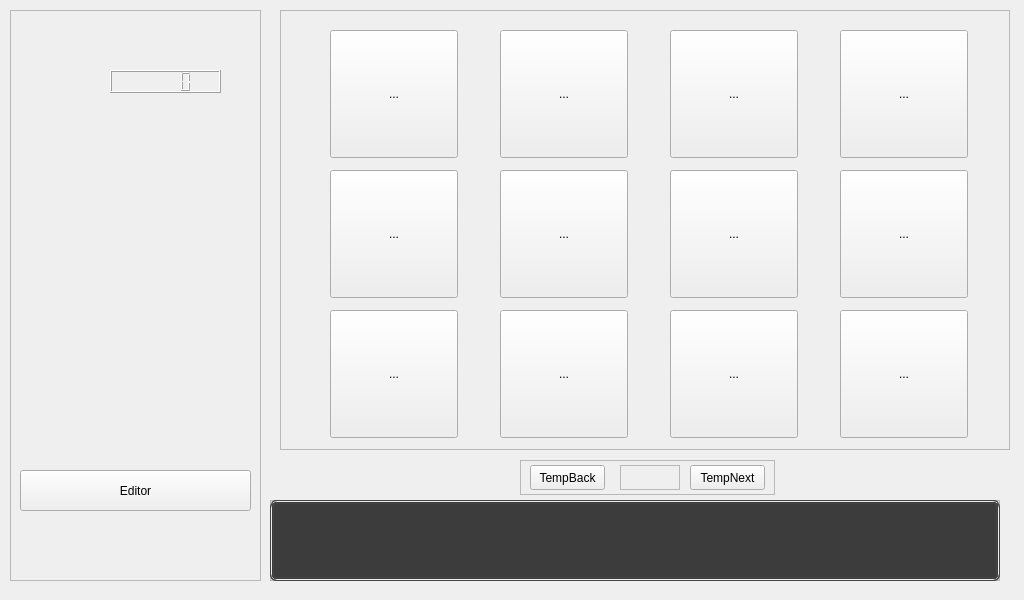
Qt form comrado3.ui (Einthel/El_GUI_COMRADO3) before a commit.
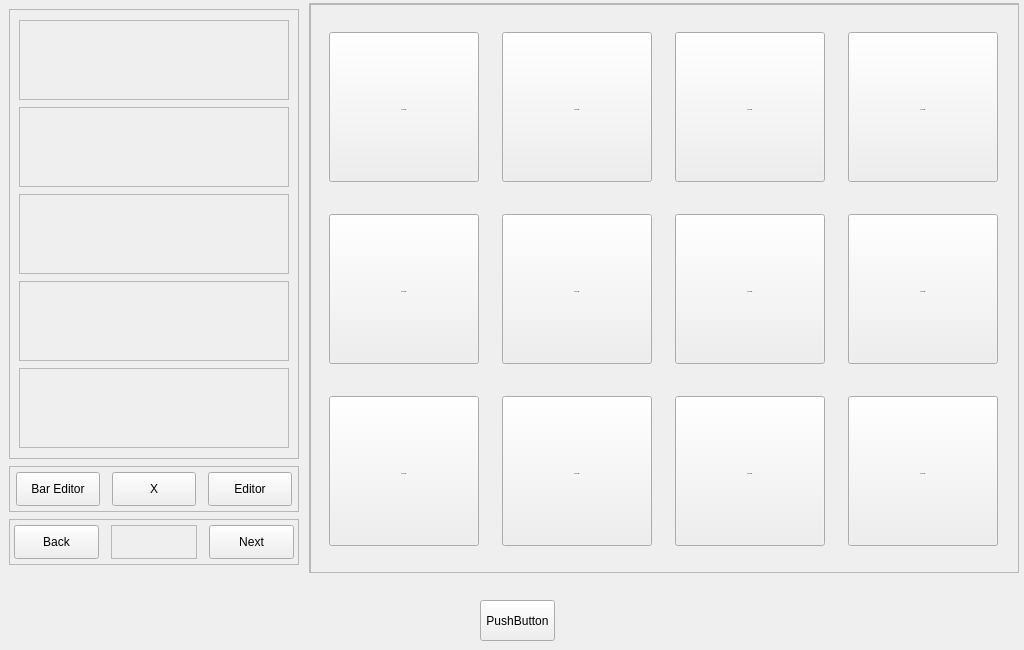
The same form after that commit.

```diff
--- a/comrado3.ui
+++ b/comrado3.ui
@@ -7,7 +7,7 @@
     <x>0</x>
     <y>0</y>
     <width>1024</width>
-    <height>600</height>
+    <height>650</height>
    </rect>
   </property>
   <property name="sizePolicy">
@@ -19,17 +19,26 @@
   <property name="minimumSize">
    <size>
     <width>1024</width>
-    <height>600</height>
+    <height>650</height>
    </size>
   </property>
   <property name="maximumSize">
    <size>
     <width>1024</width>
-    <height>600</height>
+    <height>650</height>
    </size>
   </property>
   <property name="windowTitle">
-   <string>El Gui Comrado v 0.4</string>
+   <string notr="true">EL GUI COMRADO v 0.5.3</string>
+  </property>
+  <property name="toolTip">
+   <string/>
+  </property>
+  <property name="inputMethodHints">
+   <set>Qt::InputMethodHint::ImhNone</set>
+  </property>
+  <property name="toolButtonStyle">
+   <enum>Qt::ToolButtonStyle::ToolButtonIconOnly</enum>
   </property>
   <property name="tabShape">
    <enum>QTabWidget::TabShape::Rounded</enum>
@@ -38,56 +47,327 @@
    <bool>false</bool>
   </property>
   <widget class="QWidget" name="centralwidget">
-   <widget class="QFrame" name="System_frame">
+   <property name="enabled">
+    <bool>true</bool>
+   </property>
+   <property name="sizePolicy">
+    <sizepolicy hsizetype="Preferred" vsizetype="Preferred">
+     <horstretch>0</horstretch>
+     <verstretch>0</verstretch>
+    </sizepolicy>
+   </property>
+   <property name="focusPolicy">
+    <enum>Qt::FocusPolicy::TabFocus</enum>
+   </property>
+   <widget class="QWidget" name="layoutWidget">
     <property name="geometry">
      <rect>
-      <x>10</x>
-      <y>10</y>
-      <width>251</width>
-      <height>571</height>
+      <x>0</x>
+      <y>0</y>
+      <width>1026</width>
+      <height>576</height>
      </rect>
     </property>
+    <layout class="QHBoxLayout" name="MainLayout">
+     <property name="spacing">
+      <number>5</number>
+     </property>
+     <property name="leftMargin">
+      <number>4</number>
+     </property>
+     <property name="topMargin">
+      <number>2</number>
+     </property>
+     <property name="rightMargin">
+      <number>4</number>
+     </property>
+     <property name="bottomMargin">
+      <number>2</number>
+     </property>
+     <item>
+      <layout class="QVBoxLayout" name="BarBut_Layout">
+       <property name="spacing">
+        <number>4</number>
+       </property>
+       <property name="leftMargin">
+        <number>4</number>
+       </property>
+       <property name="topMargin">
+        <number>4</number>
+       </property>
+       <property name="rightMargin">
+        <number>4</number>
+       </property>
+       <property name="bottomMargin">
+        <number>4</number>
+       </property>
+       <item>
+        <widget class="QFrame" name="Widget_bar_frame">
+         <property name="sizePolicy">
+          <sizepolicy hsizetype="Preferred" vsizetype="Preferred">
+           <horstretch>0</horstretch>
+           <verstretch>0</verstretch>
+          </sizepolicy>
+         </property>
+         <property name="minimumSize">
+          <size>
+           <width>290</width>
+           <height>450</height>
+          </size>
+         </property>
+         <property name="maximumSize">
+          <size>
+           <width>290</width>
+           <height>450</height>
+          </size>
+         </property>
     <property name="frameShape">
      <enum>QFrame::Shape::StyledPanel</enum>
     </property>
     <property name="frameShadow">
      <enum>QFrame::Shadow::Raised</enum>
     </property>
+         <layout class="QVBoxLayout" name="verticalLayout">
+          <item>
+           <widget class="QFrame" name="Bar_target_1">
+            <property name="enabled">
+             <bool>true</bool>
+            </property>
+            <property name="minimumSize">
+             <size>
+              <width>270</width>
+              <height>80</height>
+             </size>
+            </property>
+            <property name="maximumSize">
+             <size>
+              <width>270</width>
+              <height>80</height>
+             </size>
+            </property>
+            <property name="frameShape">
+             <enum>QFrame::Shape::StyledPanel</enum>
+            </property>
+            <property name="frameShadow">
+             <enum>QFrame::Shadow::Raised</enum>
+            </property>
+           </widget>
+          </item>
+          <item>
+           <widget class="QFrame" name="Bar_target_2">
+            <property name="minimumSize">
+             <size>
+              <width>270</width>
+              <height>80</height>
+             </size>
+            </property>
+            <property name="maximumSize">
+             <size>
+              <width>270</width>
+              <height>80</height>
+             </size>
+            </property>
+            <property name="frameShape">
+             <enum>QFrame::Shape::StyledPanel</enum>
+            </property>
+            <property name="frameShadow">
+             <enum>QFrame::Shadow::Raised</enum>
+            </property>
+           </widget>
+          </item>
+          <item>
+           <widget class="QFrame" name="Bar_target_3">
+            <property name="minimumSize">
+             <size>
+              <width>270</width>
+              <height>80</height>
+             </size>
+            </property>
+            <property name="maximumSize">
+             <size>
+              <width>270</width>
+              <height>80</height>
+             </size>
+            </property>
+            <property name="frameShape">
+             <enum>QFrame::Shape::StyledPanel</enum>
+            </property>
+            <property name="frameShadow">
+             <enum>QFrame::Shadow::Raised</enum>
+            </property>
+           </widget>
+          </item>
+          <item>
+           <widget class="QFrame" name="Bar_target_4">
+            <property name="minimumSize">
+             <size>
+              <width>270</width>
+              <height>80</height>
+             </size>
+            </property>
+            <property name="maximumSize">
+             <size>
+              <width>270</width>
+              <height>80</height>
+             </size>
+            </property>
+            <property name="frameShape">
+             <enum>QFrame::Shape::StyledPanel</enum>
+            </property>
+            <property name="frameShadow">
+             <enum>QFrame::Shadow::Raised</enum>
+            </property>
+           </widget>
+          </item>
+          <item>
+           <widget class="QFrame" name="Bar_target_5">
+            <property name="minimumSize">
+             <size>
+              <width>270</width>
+              <height>80</height>
+             </size>
+            </property>
+            <property name="maximumSize">
+             <size>
+              <width>270</width>
+              <height>80</height>
+             </size>
+            </property>
+            <property name="frameShape">
+             <enum>QFrame::Shape::StyledPanel</enum>
+            </property>
+            <property name="frameShadow">
+             <enum>QFrame::Shadow::Raised</enum>
+            </property>
+           </widget>
+          </item>
+         </layout>
+        </widget>
+       </item>
+       <item>
+        <widget class="QFrame" name="Editor_frame">
+         <property name="minimumSize">
+          <size>
+           <width>290</width>
+           <height>46</height>
+          </size>
+         </property>
+         <property name="maximumSize">
+          <size>
+           <width>290</width>
+           <height>46</height>
+          </size>
+         </property>
+         <property name="frameShape">
+          <enum>QFrame::Shape::StyledPanel</enum>
+         </property>
+         <property name="frameShadow">
+          <enum>QFrame::Shadow::Raised</enum>
+         </property>
+         <layout class="QHBoxLayout" name="horizontalLayout">
+          <property name="spacing">
+           <number>12</number>
+          </property>
+          <property name="leftMargin">
+           <number>6</number>
+          </property>
+          <property name="topMargin">
+           <number>5</number>
+          </property>
+          <property name="rightMargin">
+           <number>6</number>
+          </property>
+          <property name="bottomMargin">
+           <number>5</number>
+          </property>
+          <item>
+           <widget class="QPushButton" name="Editor_bar_button">
+            <property name="sizePolicy">
+             <sizepolicy hsizetype="Preferred" vsizetype="Preferred">
+              <horstretch>0</horstretch>
+              <verstretch>0</verstretch>
+             </sizepolicy>
+            </property>
+            <property name="minimumSize">
+             <size>
+              <width>0</width>
+              <height>30</height>
+             </size>
+            </property>
+            <property name="text">
+             <string>Bar Editor</string>
+            </property>
+           </widget>
+          </item>
+          <item>
+           <widget class="QPushButton" name="Change_Button">
+            <property name="sizePolicy">
+             <sizepolicy hsizetype="Preferred" vsizetype="Preferred">
+              <horstretch>0</horstretch>
+              <verstretch>0</verstretch>
+             </sizepolicy>
+            </property>
+            <property name="minimumSize">
+             <size>
+              <width>0</width>
+              <height>30</height>
+             </size>
+            </property>
+            <property name="text">
+             <string>X</string>
+            </property>
+            <property name="checkable">
+             <bool>true</bool>
+            </property>
+            <property name="checked">
+             <bool>false</bool>
+            </property>
+            <property name="flat">
+             <bool>false</bool>
+            </property>
+           </widget>
+          </item>
+          <item>
     <widget class="QPushButton" name="Editor_button">
-     <property name="geometry">
-      <rect>
-       <x>10</x>
-       <y>460</y>
-       <width>231</width>
-       <height>41</height>
-      </rect>
+            <property name="sizePolicy">
+             <sizepolicy hsizetype="Preferred" vsizetype="Preferred">
+              <horstretch>0</horstretch>
+              <verstretch>0</verstretch>
+             </sizepolicy>
+            </property>
+            <property name="minimumSize">
+             <size>
+              <width>0</width>
+              <height>30</height>
+             </size>
      </property>
      <property name="text">
       <string>Editor</string>
      </property>
     </widget>
-    <widget class="QLCDNumber" name="lcdNumber">
-     <property name="geometry">
-      <rect>
-       <x>100</x>
-       <y>60</y>
-       <width>111</width>
-       <height>23</height>
-      </rect>
-     </property>
-    </widget>
-   </widget>
-   <widget class="QFrame" name="Bar_frame">
-    <property name="geometry">
-     <rect>
-      <x>270</x>
-      <y>500</y>
-      <width>730</width>
-      <height>81</height>
-     </rect>
-    </property>
-    <property name="autoFillBackground">
-     <bool>false</bool>
+          </item>
+         </layout>
+        </widget>
+       </item>
+       <item>
+        <widget class="QFrame" name="Page_control_frame">
+         <property name="sizePolicy">
+          <sizepolicy hsizetype="Preferred" vsizetype="Preferred">
+           <horstretch>0</horstretch>
+           <verstretch>0</verstretch>
+          </sizepolicy>
+         </property>
+         <property name="minimumSize">
+          <size>
+           <width>280</width>
+           <height>46</height>
+          </size>
+         </property>
+         <property name="maximumSize">
+          <size>
+           <width>290</width>
+           <height>46</height>
+          </size>
     </property>
     <property name="frameShape">
      <enum>QFrame::Shape::StyledPanel</enum>
@@ -95,52 +375,123 @@
     <property name="frameShadow">
      <enum>QFrame::Shadow::Raised</enum>
     </property>
-    <widget class="QGroupBox" name="Bar_groupBox">
-     <property name="geometry">
-      <rect>
-       <x>0</x>
-       <y>0</y>
-       <width>730</width>
-       <height>81</height>
-      </rect>
-     </property>
-     <property name="styleSheet">
-      <string notr="true">border: 4px double #444;        /* Толщина, стиль и цвет рамки */
-    border-radius: 6px;             /* Закругление углов */
-    background-color: #3c3c3c;      /* Цвет фона */
-    padding: 5px;                  /* Внутренний отступ */
-    margin-top: 0 px;               /* Отступ над заголовком */</string>
-     </property>
-     <property name="title">
+         <layout class="QHBoxLayout" name="horizontalLayout_2">
+          <property name="spacing">
+           <number>12</number>
+          </property>
+          <property name="leftMargin">
+           <number>4</number>
+          </property>
+          <property name="topMargin">
+           <number>5</number>
+          </property>
+          <property name="rightMargin">
+           <number>4</number>
+          </property>
+          <property name="bottomMargin">
+           <number>5</number>
+          </property>
+          <item>
+           <widget class="QPushButton" name="BackButton_main">
+            <property name="sizePolicy">
+             <sizepolicy hsizetype="Preferred" vsizetype="Preferred">
+              <horstretch>0</horstretch>
+              <verstretch>0</verstretch>
+             </sizepolicy>
+            </property>
+            <property name="minimumSize">
+             <size>
+              <width>0</width>
+              <height>30</height>
+             </size>
+            </property>
+            <property name="maximumSize">
+             <size>
+              <width>16777215</width>
+              <height>40</height>
+             </size>
+            </property>
+            <property name="text">
+             <string>Back</string>
+            </property>
+           </widget>
+          </item>
+          <item>
+           <widget class="QLabel" name="Current_page_label">
+            <property name="minimumSize">
+             <size>
+              <width>0</width>
+              <height>30</height>
+             </size>
+            </property>
+            <property name="maximumSize">
+             <size>
+              <width>16777215</width>
+              <height>40</height>
+             </size>
+            </property>
+            <property name="contextMenuPolicy">
+             <enum>Qt::ContextMenuPolicy::ActionsContextMenu</enum>
+            </property>
+            <property name="frameShape">
+             <enum>QFrame::Shape::StyledPanel</enum>
+            </property>
+            <property name="frameShadow">
+             <enum>QFrame::Shadow::Plain</enum>
+            </property>
+            <property name="text">
       <string/>
      </property>
-     <property name="flat">
-      <bool>false</bool>
-     </property>
-    </widget>
-   </widget>
+            <property name="alignment">
+             <set>Qt::AlignmentFlag::AlignCenter</set>
+            </property>
+           </widget>
+          </item>
+          <item>
+           <widget class="QPushButton" name="NextButton_main">
+            <property name="sizePolicy">
+             <sizepolicy hsizetype="Preferred" vsizetype="Preferred">
+              <horstretch>0</horstretch>
+              <verstretch>0</verstretch>
+             </sizepolicy>
+            </property>
+            <property name="minimumSize">
+             <size>
+              <width>0</width>
+              <height>30</height>
+             </size>
+            </property>
+            <property name="maximumSize">
+             <size>
+              <width>16777215</width>
+              <height>40</height>
+             </size>
+            </property>
+            <property name="text">
+             <string>Next</string>
+            </property>
+           </widget>
+          </item>
+         </layout>
+        </widget>
+       </item>
+      </layout>
+     </item>
+     <item>
    <widget class="QStackedWidget" name="Button_stackedWidget">
     <property name="enabled">
      <bool>true</bool>
     </property>
-    <property name="geometry">
-     <rect>
-      <x>270</x>
-      <y>10</y>
-      <width>750</width>
-      <height>450</height>
-     </rect>
-    </property>
     <property name="minimumSize">
      <size>
-      <width>750</width>
-      <height>450</height>
+         <width>710</width>
+         <height>570</height>
      </size>
     </property>
     <property name="maximumSize">
      <size>
-      <width>750</width>
-      <height>450</height>
+         <width>710</width>
+         <height>570</height>
      </size>
     </property>
     <property name="baseSize">
@@ -149,6 +500,11 @@
       <height>0</height>
      </size>
     </property>
+       <property name="font">
+        <font>
+         <pointsize>5</pointsize>
+        </font>
+       </property>
     <property name="cursor">
      <cursorShape>ArrowCursor</cursorShape>
     </property>
@@ -158,11 +514,17 @@
     <property name="contextMenuPolicy">
      <enum>Qt::ContextMenuPolicy::CustomContextMenu</enum>
     </property>
+       <property name="layoutDirection">
+        <enum>Qt::LayoutDirection::LeftToRight</enum>
+       </property>
     <property name="locale">
      <locale language="Russian" country="Russia"/>
     </property>
     <property name="frameShape">
-     <enum>QFrame::Shape::NoFrame</enum>
+        <enum>QFrame::Shape::StyledPanel</enum>
+       </property>
+       <property name="frameShadow">
+        <enum>QFrame::Shadow::Raised</enum>
     </property>
     <property name="lineWidth">
      <number>1</number>
@@ -171,24 +533,65 @@
      <number>0</number>
     </property>
     <widget class="QWidget" name="page_1">
+        <property name="enabled">
+         <bool>true</bool>
+        </property>
+        <property name="minimumSize">
+         <size>
+          <width>710</width>
+          <height>570</height>
+         </size>
+        </property>
+        <property name="maximumSize">
+         <size>
+          <width>710</width>
+          <height>570</height>
+         </size>
+        </property>
+        <property name="focusPolicy">
+         <enum>Qt::FocusPolicy::TabFocus</enum>
+        </property>
+        <property name="toolTipDuration">
+         <number>-1</number>
+        </property>
+        <property name="autoFillBackground">
+         <bool>false</bool>
+        </property>
      <widget class="QFrame" name="Button_frame_01">
+         <property name="enabled">
+          <bool>true</bool>
+         </property>
       <property name="geometry">
        <rect>
-        <x>10</x>
+           <x>0</x>
         <y>0</y>
-        <width>730</width>
-        <height>440</height>
-       </rect>
-      </property>
+           <width>710</width>
+           <height>570</height>
+          </rect>
+         </property>
+         <property name="sizePolicy">
+          <sizepolicy hsizetype="Preferred" vsizetype="Preferred">
+           <horstretch>0</horstretch>
+           <verstretch>0</verstretch>
+          </sizepolicy>
+         </property>
+         <property name="minimumSize">
+          <size>
+           <width>710</width>
+           <height>570</height>
+          </size>
+         </property>
       <property name="maximumSize">
        <size>
-        <width>730</width>
-        <height>440</height>
-       </size>
-      </property>
-      <property name="styleSheet">
-       <string notr="true">gridline-color: rgb(255, 170, 255);
-border-color: rgb(255, 0, 255);</string>
+           <width>710</width>
+           <height>570</height>
+          </size>
+         </property>
+         <property name="focusPolicy">
+          <enum>Qt::FocusPolicy::TabFocus</enum>
+         </property>
+         <property name="layoutDirection">
+          <enum>Qt::LayoutDirection::LeftToRight</enum>
       </property>
       <property name="frameShape">
        <enum>QFrame::Shape::StyledPanel</enum>
@@ -196,14 +599,50 @@
       <property name="frameShadow">
        <enum>QFrame::Shadow::Raised</enum>
       </property>
+         <property name="lineWidth">
+          <number>1</number>
+         </property>
+         <property name="midLineWidth">
+          <number>1</number>
+         </property>
+         <layout class="QGridLayout" name="gridLayout">
+          <property name="leftMargin">
+           <number>5</number>
+          </property>
+          <property name="topMargin">
+           <number>5</number>
+          </property>
+          <property name="rightMargin">
+           <number>5</number>
+          </property>
+          <property name="bottomMargin">
+           <number>5</number>
+          </property>
+          <property name="spacing">
+           <number>10</number>
+          </property>
+          <item row="0" column="0">
       <widget class="QToolButton" name="ToolButton_01">
-       <property name="geometry">
-        <rect>
-         <x>50</x>
-         <y>20</y>
-         <width>128</width>
-         <height>128</height>
-        </rect>
+            <property name="enabled">
+             <bool>true</bool>
+            </property>
+            <property name="sizePolicy">
+             <sizepolicy hsizetype="Preferred" vsizetype="Preferred">
+              <horstretch>0</horstretch>
+              <verstretch>0</verstretch>
+             </sizepolicy>
+            </property>
+            <property name="minimumSize">
+             <size>
+              <width>150</width>
+              <height>150</height>
+             </size>
+            </property>
+            <property name="maximumSize">
+             <size>
+              <width>150</width>
+              <height>150</height>
+             </size>
        </property>
        <property name="focusPolicy">
         <enum>Qt::FocusPolicy::StrongFocus</enum>
@@ -229,18 +668,36 @@
        <property name="autoRepeatInterval">
         <number>300</number>
        </property>
+            <property name="popupMode">
+             <enum>QToolButton::ToolButtonPopupMode::DelayedPopup</enum>
+            </property>
        <property name="toolButtonStyle">
         <enum>Qt::ToolButtonStyle::ToolButtonTextUnderIcon</enum>
        </property>
       </widget>
+          </item>
+          <item row="0" column="1">
       <widget class="QToolButton" name="ToolButton_02">
-       <property name="geometry">
-        <rect>
-         <x>220</x>
-         <y>20</y>
-         <width>128</width>
-         <height>128</height>
-        </rect>
+            <property name="enabled">
+             <bool>true</bool>
+            </property>
+            <property name="sizePolicy">
+             <sizepolicy hsizetype="Preferred" vsizetype="Preferred">
+              <horstretch>0</horstretch>
+              <verstretch>0</verstretch>
+             </sizepolicy>
+            </property>
+            <property name="minimumSize">
+             <size>
+              <width>150</width>
+              <height>150</height>
+             </size>
+            </property>
+            <property name="maximumSize">
+             <size>
+              <width>150</width>
+              <height>150</height>
+             </size>
        </property>
        <property name="focusPolicy">
         <enum>Qt::FocusPolicy::StrongFocus</enum>
@@ -266,18 +723,36 @@
        <property name="autoRepeatInterval">
         <number>300</number>
        </property>
+            <property name="popupMode">
+             <enum>QToolButton::ToolButtonPopupMode::DelayedPopup</enum>
+            </property>
        <property name="toolButtonStyle">
         <enum>Qt::ToolButtonStyle::ToolButtonTextUnderIcon</enum>
        </property>
       </widget>
+          </item>
+          <item row="0" column="2">
       <widget class="QToolButton" name="ToolButton_03">
-       <property name="geometry">
-        <rect>
-         <x>390</x>
-         <y>20</y>
-         <width>128</width>
-         <height>128</height>
-        </rect>
+            <property name="enabled">
+             <bool>true</bool>
+            </property>
+            <property name="sizePolicy">
+             <sizepolicy hsizetype="Preferred" vsizetype="Preferred">
+              <horstretch>0</horstretch>
+              <verstretch>0</verstretch>
+             </sizepolicy>
+            </property>
+            <property name="minimumSize">
+             <size>
+              <width>150</width>
+              <height>150</height>
+             </size>
+            </property>
+            <property name="maximumSize">
+             <size>
+              <width>150</width>
+              <height>150</height>
+             </size>
        </property>
        <property name="focusPolicy">
         <enum>Qt::FocusPolicy::StrongFocus</enum>
@@ -303,18 +778,36 @@
        <property name="autoRepeatInterval">
         <number>300</number>
        </property>
+            <property name="popupMode">
+             <enum>QToolButton::ToolButtonPopupMode::DelayedPopup</enum>
+            </property>
        <property name="toolButtonStyle">
         <enum>Qt::ToolButtonStyle::ToolButtonTextUnderIcon</enum>
        </property>
       </widget>
+          </item>
+          <item row="0" column="3">
       <widget class="QToolButton" name="ToolButton_04">
-       <property name="geometry">
-        <rect>
-         <x>560</x>
-         <y>20</y>
-         <width>128</width>
-         <height>128</height>
-        </rect>
+            <property name="enabled">
+             <bool>true</bool>
+            </property>
+            <property name="sizePolicy">
+             <sizepolicy hsizetype="Preferred" vsizetype="Preferred">
+              <horstretch>0</horstretch>
+              <verstretch>0</verstretch>
+             </sizepolicy>
+            </property>
+            <property name="minimumSize">
+             <size>
+              <width>150</width>
+              <height>150</height>
+             </size>
+            </property>
+            <property name="maximumSize">
+             <size>
+              <width>150</width>
+              <height>150</height>
+             </size>
        </property>
        <property name="focusPolicy">
         <enum>Qt::FocusPolicy::StrongFocus</enum>
@@ -340,18 +833,36 @@
        <property name="autoRepeatInterval">
         <number>300</number>
        </property>
+            <property name="popupMode">
+             <enum>QToolButton::ToolButtonPopupMode::DelayedPopup</enum>
+            </property>
        <property name="toolButtonStyle">
         <enum>Qt::ToolButtonStyle::ToolButtonTextUnderIcon</enum>
        </property>
       </widget>
+          </item>
+          <item row="1" column="0">
       <widget class="QToolButton" name="ToolButton_05">
-       <property name="geometry">
-        <rect>
-         <x>50</x>
-         <y>160</y>
-         <width>128</width>
-         <height>128</height>
-        </rect>
+            <property name="enabled">
+             <bool>true</bool>
+            </property>
+            <property name="sizePolicy">
+             <sizepolicy hsizetype="Preferred" vsizetype="Preferred">
+              <horstretch>0</horstretch>
+              <verstretch>0</verstretch>
+             </sizepolicy>
+            </property>
+            <property name="minimumSize">
+             <size>
+              <width>150</width>
+              <height>150</height>
+             </size>
+            </property>
+            <property name="maximumSize">
+             <size>
+              <width>150</width>
+              <height>150</height>
+             </size>
        </property>
        <property name="focusPolicy">
         <enum>Qt::FocusPolicy::StrongFocus</enum>
@@ -377,18 +888,36 @@
        <property name="autoRepeatInterval">
         <number>300</number>
        </property>
+            <property name="popupMode">
+             <enum>QToolButton::ToolButtonPopupMode::DelayedPopup</enum>
+            </property>
        <property name="toolButtonStyle">
         <enum>Qt::ToolButtonStyle::ToolButtonTextUnderIcon</enum>
        </property>
       </widget>
+          </item>
+          <item row="1" column="1">
       <widget class="QToolButton" name="ToolButton_06">
-       <property name="geometry">
-        <rect>
-         <x>220</x>
-         <y>160</y>
-         <width>128</width>
-         <height>128</height>
-        </rect>
+            <property name="enabled">
+             <bool>true</bool>
+            </property>
+            <property name="sizePolicy">
+             <sizepolicy hsizetype="Preferred" vsizetype="Preferred">
+              <horstretch>0</horstretch>
+              <verstretch>0</verstretch>
+             </sizepolicy>
+            </property>
+            <property name="minimumSize">
+             <size>
+              <width>150</width>
+              <height>150</height>
+             </size>
+            </property>
+            <property name="maximumSize">
+             <size>
+              <width>150</width>
+              <height>150</height>
+             </size>
        </property>
        <property name="focusPolicy">
         <enum>Qt::FocusPolicy::StrongFocus</enum>
@@ -414,18 +943,36 @@
        <property name="autoRepeatInterval">
         <number>300</number>
        </property>
+            <property name="popupMode">
+             <enum>QToolButton::ToolButtonPopupMode::DelayedPopup</enum>
+            </property>
        <property name="toolButtonStyle">
         <enum>Qt::ToolButtonStyle::ToolButtonTextUnderIcon</enum>
        </property>
       </widget>
+          </item>
+          <item row="1" column="2">
       <widget class="QToolButton" name="ToolButton_07">
-       <property name="geometry">
-        <rect>
-         <x>390</x>
-         <y>160</y>
-         <width>128</width>
-         <height>128</height>
-        </rect>
+            <property name="enabled">
+             <bool>true</bool>
+            </property>
+            <property name="sizePolicy">
+             <sizepolicy hsizetype="Preferred" vsizetype="Preferred">
+              <horstretch>0</horstretch>
+              <verstretch>0</verstretch>
+             </sizepolicy>
+            </property>
+            <property name="minimumSize">
+             <size>
+              <width>150</width>
+              <height>150</height>
+             </size>
+            </property>
+            <property name="maximumSize">
+             <size>
+              <width>150</width>
+              <height>150</height>
+             </size>
        </property>
        <property name="focusPolicy">
         <enum>Qt::FocusPolicy::StrongFocus</enum>
@@ -451,18 +998,36 @@
        <property name="autoRepeatInterval">
         <number>300</number>
        </property>
+            <property name="popupMode">
+             <enum>QToolButton::ToolButtonPopupMode::DelayedPopup</enum>
+            </property>
        <property name="toolButtonStyle">
         <enum>Qt::ToolButtonStyle::ToolButtonTextUnderIcon</enum>
        </property>
       </widget>
+          </item>
+          <item row="1" column="3">
       <widget class="QToolButton" name="ToolButton_08">
-       <property name="geometry">
-        <rect>
-         <x>560</x>
-         <y>160</y>
-         <width>128</width>
-         <height>128</height>
-        </rect>
+            <property name="enabled">
+             <bool>true</bool>
+            </property>
+            <property name="sizePolicy">
+             <sizepolicy hsizetype="Preferred" vsizetype="Preferred">
+              <horstretch>0</horstretch>
+              <verstretch>0</verstretch>
+             </sizepolicy>
+            </property>
+            <property name="minimumSize">
+             <size>
+              <width>150</width>
+              <height>150</height>
+             </size>
+            </property>
+            <property name="maximumSize">
+             <size>
+              <width>150</width>
+              <height>150</height>
+             </size>
        </property>
        <property name="focusPolicy">
         <enum>Qt::FocusPolicy::StrongFocus</enum>
@@ -488,18 +1053,36 @@
        <property name="autoRepeatInterval">
         <number>300</number>
        </property>
+            <property name="popupMode">
+             <enum>QToolButton::ToolButtonPopupMode::DelayedPopup</enum>
+            </property>
        <property name="toolButtonStyle">
         <enum>Qt::ToolButtonStyle::ToolButtonTextUnderIcon</enum>
        </property>
       </widget>
+          </item>
+          <item row="2" column="0">
       <widget class="QToolButton" name="ToolButton_09">
-       <property name="geometry">
-        <rect>
-         <x>50</x>
-         <y>300</y>
-         <width>128</width>
-         <height>128</height>
-        </rect>
+            <property name="enabled">
+             <bool>true</bool>
+            </property>
+            <property name="sizePolicy">
+             <sizepolicy hsizetype="Preferred" vsizetype="Preferred">
+              <horstretch>0</horstretch>
+              <verstretch>0</verstretch>
+             </sizepolicy>
+            </property>
+            <property name="minimumSize">
+             <size>
+              <width>150</width>
+              <height>150</height>
+             </size>
+            </property>
+            <property name="maximumSize">
+             <size>
+              <width>150</width>
+              <height>150</height>
+             </size>
        </property>
        <property name="focusPolicy">
         <enum>Qt::FocusPolicy::StrongFocus</enum>
@@ -525,18 +1108,36 @@
        <property name="autoRepeatInterval">
         <number>300</number>
        </property>
+            <property name="popupMode">
+             <enum>QToolButton::ToolButtonPopupMode::DelayedPopup</enum>
+            </property>
        <property name="toolButtonStyle">
         <enum>Qt::ToolButtonStyle::ToolButtonTextUnderIcon</enum>
        </property>
       </widget>
+          </item>
+          <item row="2" column="1">
       <widget class="QToolButton" name="ToolButton_10">
-       <property name="geometry">
-        <rect>
-         <x>220</x>
-         <y>300</y>
-         <width>128</width>
-         <height>128</height>
-        </rect>
+            <property name="enabled">
+             <bool>true</bool>
+            </property>
+            <property name="sizePolicy">
+             <sizepolicy hsizetype="Preferred" vsizetype="Preferred">
+              <horstretch>0</horstretch>
+              <verstretch>0</verstretch>
+             </sizepolicy>
+            </property>
+            <property name="minimumSize">
+             <size>
+              <width>150</width>
+              <height>150</height>
+             </size>
+            </property>
+            <property name="maximumSize">
+             <size>
+              <width>150</width>
+              <height>150</height>
+             </size>
        </property>
        <property name="focusPolicy">
         <enum>Qt::FocusPolicy::StrongFocus</enum>
@@ -562,18 +1163,36 @@
        <property name="autoRepeatInterval">
         <number>300</number>
        </property>
+            <property name="popupMode">
+             <enum>QToolButton::ToolButtonPopupMode::DelayedPopup</enum>
+            </property>
        <property name="toolButtonStyle">
         <enum>Qt::ToolButtonStyle::ToolButtonTextUnderIcon</enum>
        </property>
       </widget>
+          </item>
+          <item row="2" column="2">
       <widget class="QToolButton" name="ToolButton_11">
-       <property name="geometry">
-        <rect>
-         <x>390</x>
-         <y>300</y>
-         <width>128</width>
-         <height>128</height>
-        </rect>
+            <property name="enabled">
+             <bool>true</bool>
+            </property>
+            <property name="sizePolicy">
+             <sizepolicy hsizetype="Preferred" vsizetype="Preferred">
+              <horstretch>0</horstretch>
+              <verstretch>0</verstretch>
+             </sizepolicy>
+            </property>
+            <property name="minimumSize">
+             <size>
+              <width>150</width>
+              <height>150</height>
+             </size>
+            </property>
+            <property name="maximumSize">
+             <size>
+              <width>150</width>
+              <height>150</height>
+             </size>
        </property>
        <property name="focusPolicy">
         <enum>Qt::FocusPolicy::StrongFocus</enum>
@@ -599,18 +1218,36 @@
        <property name="autoRepeatInterval">
         <number>300</number>
        </property>
+            <property name="popupMode">
+             <enum>QToolButton::ToolButtonPopupMode::DelayedPopup</enum>
+            </property>
        <property name="toolButtonStyle">
         <enum>Qt::ToolButtonStyle::ToolButtonTextUnderIcon</enum>
        </property>
       </widget>
+          </item>
+          <item row="2" column="3">
       <widget class="QToolButton" name="ToolButton_12">
-       <property name="geometry">
-        <rect>
-         <x>560</x>
-         <y>300</y>
-         <width>128</width>
-         <height>128</height>
-        </rect>
+            <property name="enabled">
+             <bool>true</bool>
+            </property>
+            <property name="sizePolicy">
+             <sizepolicy hsizetype="Preferred" vsizetype="Preferred">
+              <horstretch>0</horstretch>
+              <verstretch>0</verstretch>
+             </sizepolicy>
+            </property>
+            <property name="minimumSize">
+             <size>
+              <width>150</width>
+              <height>150</height>
+             </size>
+            </property>
+            <property name="maximumSize">
+             <size>
+              <width>150</width>
+              <height>150</height>
+             </size>
        </property>
        <property name="focusPolicy">
         <enum>Qt::FocusPolicy::StrongFocus</enum>
@@ -636,79 +1273,33 @@
        <property name="autoRepeatInterval">
         <number>300</number>
        </property>
+            <property name="popupMode">
+             <enum>QToolButton::ToolButtonPopupMode::DelayedPopup</enum>
+            </property>
        <property name="toolButtonStyle">
         <enum>Qt::ToolButtonStyle::ToolButtonTextUnderIcon</enum>
        </property>
       </widget>
+          </item>
+         </layout>
      </widget>
     </widget>
    </widget>
-   <widget class="QFrame" name="Page_control_frame">
-    <property name="geometry">
-     <rect>
-      <x>520</x>
-      <y>460</y>
-      <width>255</width>
-      <height>35</height>
-     </rect>
-    </property>
-    <property name="frameShape">
-     <enum>QFrame::Shape::StyledPanel</enum>
-    </property>
-    <property name="frameShadow">
-     <enum>QFrame::Shadow::Raised</enum>
-    </property>
-    <widget class="QLabel" name="Current_page_label">
-     <property name="geometry">
-      <rect>
-       <x>100</x>
-       <y>5</y>
-       <width>60</width>
-       <height>25</height>
-      </rect>
-     </property>
-     <property name="contextMenuPolicy">
-      <enum>Qt::ContextMenuPolicy::ActionsContextMenu</enum>
-     </property>
-     <property name="frameShape">
-      <enum>QFrame::Shape::StyledPanel</enum>
-     </property>
-     <property name="frameShadow">
-      <enum>QFrame::Shadow::Plain</enum>
-     </property>
-     <property name="text">
-      <string/>
-     </property>
-     <property name="alignment">
-      <set>Qt::AlignmentFlag::AlignCenter</set>
-     </property>
-    </widget>
-    <widget class="QPushButton" name="NextButton_main">
+     </item>
+    </layout>
+   </widget>
+   <widget class="QPushButton" name="Music_bttn">
      <property name="geometry">
       <rect>
-       <x>170</x>
-       <y>5</y>
+      <x>480</x>
+      <y>600</y>
        <width>75</width>
-       <height>25</height>
+      <height>41</height>
       </rect>
      </property>
      <property name="text">
-      <string>TempNext</string>
-     </property>
-    </widget>
-    <widget class="QPushButton" name="BackButton_main">
-     <property name="geometry">
-      <rect>
-       <x>10</x>
-       <y>5</y>
-       <width>75</width>
-       <height>25</height>
-      </rect>
-     </property>
-     <property name="text">
-      <string>TempBack</string>
-     </property>
-    </widget>
+     <string>PushButton</string>
+    </property>
    </widget>
   </widget>
   <action name="action">
```
Left out of the diff: 14 changed lines with no effect on the pictures. Lines whose indentation alone changed are shown as unchanged.
